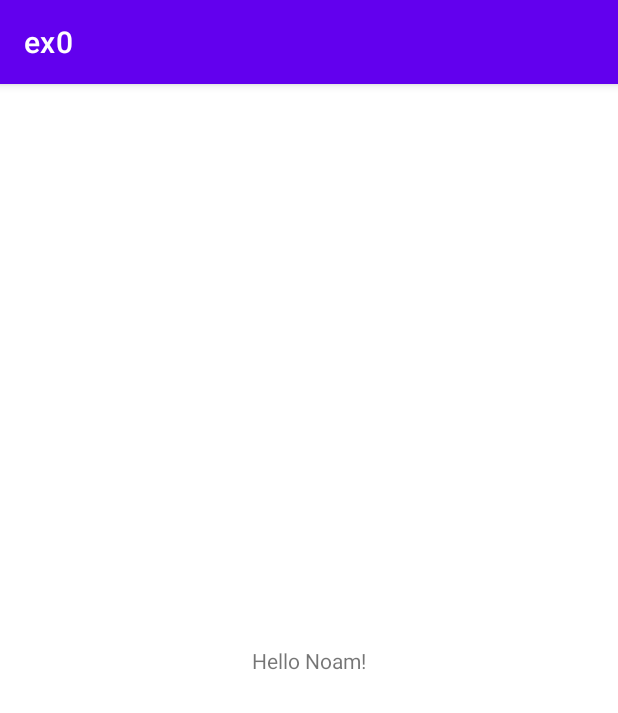
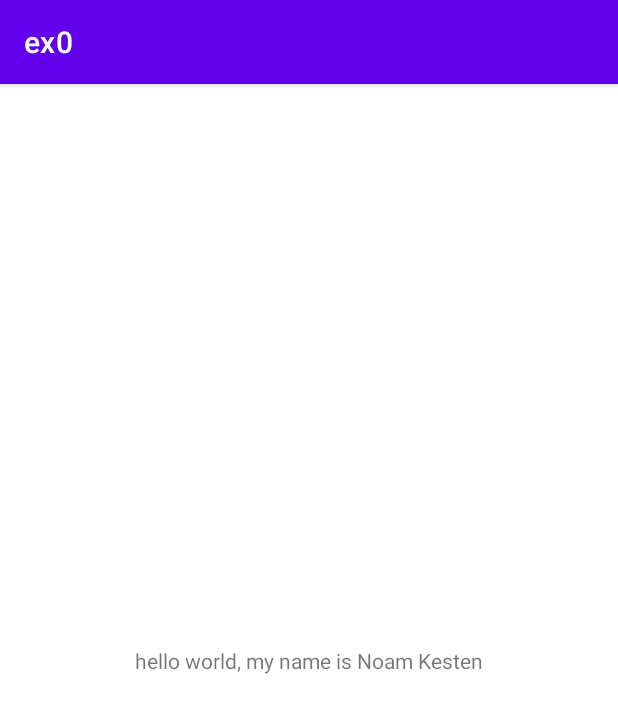
Before and after one commit to kestennoam/postpc-2021-ex0, an Android app: the screen it shows after launch (MainActivity), on a phone screen of 412 x 824 dp. Shown: the top 713 px of the screen. Run offline under Robolectric (Android 15) with nearby library versions, the phone set to English and light mode, and no system bars.

Commit message:
Done: ex0 changed name

```diff
--- a/app/src/main/res/layout/activity_main.xml
+++ b/app/src/main/res/layout/activity_main.xml
@@ -9,7 +9,7 @@
     <TextView
         android:layout_width="wrap_content"
         android:layout_height="wrap_content"
-        android:text="Hello Noam!"
+        android:text="hello world, my name is Noam Kesten"
         app:layout_constraintBottom_toBottomOf="parent"
         app:layout_constraintLeft_toLeftOf="parent"
         app:layout_constraintRight_toRightOf="parent"
```
